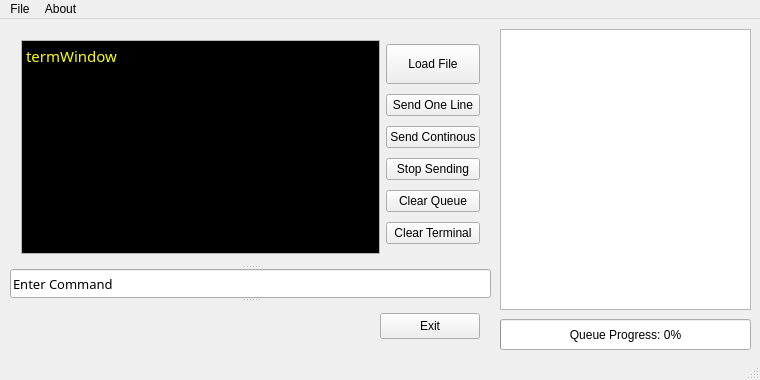
Qt form mainwindow.ui (timkrins/grblfeedr) before a commit.
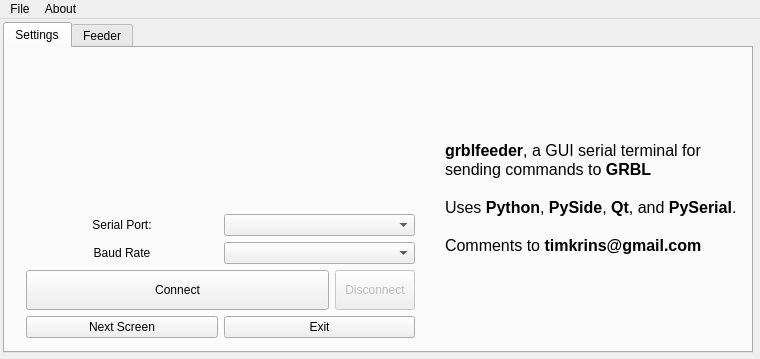
The same form after that commit. Icons and pictures are not drawn.

Commit message: Now has settings window, and automatically lists available serial ports. Still crashes on exit, but who cares about exiting? ;)

Patch:
```diff
--- a/mainwindow.ui
+++ b/mainwindow.ui
@@ -7,7 +7,7 @@
     <x>0</x>
     <y>0</y>
     <width>760</width>
-    <height>380</height>
+    <height>359</height>
    </rect>
   </property>
   <property name="sizePolicy">
@@ -39,13 +39,186 @@
    <double>0.950000000000000</double>
   </property>
   <widget class="QWidget" name="centralWidget">
-   <widget class="QSplitter" name="splitter">
+   <widget class="QTabWidget" name="tabWidget">
+    <property name="geometry">
+     <rect>
+      <x>3</x>
+      <y>3</y>
+      <width>750</width>
+      <height>331</height>
+     </rect>
+    </property>
+    <property name="currentIndex">
+     <number>0</number>
+    </property>
+    <widget class="QWidget" name="tab_2">
+     <attribute name="title">
+      <string>Settings</string>
+     </attribute>
+     <widget class="QWidget" name="verticalLayoutWidget">
     <property name="geometry">
      <rect>
       <x>10</x>
       <y>10</y>
+        <width>411</width>
+        <height>291</height>
+       </rect>
+      </property>
+      <layout class="QVBoxLayout" name="verticalLayout">
+       <item>
+        <widget class="QLabel" name="label_2">
+         <property name="text">
+          <string/>
+         </property>
+         <property name="pixmap">
+          <pixmap>../Desktop/git/grblfeedr/grblfeeder.png</pixmap>
+         </property>
+         <property name="scaledContents">
+          <bool>false</bool>
+         </property>
+         <property name="alignment">
+          <set>Qt::AlignCenter</set>
+         </property>
+        </widget>
+       </item>
+       <item>
+        <layout class="QHBoxLayout" name="horizontalLayout">
+         <item>
+          <widget class="QLabel" name="label_3">
+           <property name="text">
+            <string>Serial Port:</string>
+           </property>
+           <property name="alignment">
+            <set>Qt::AlignCenter</set>
+           </property>
+          </widget>
+         </item>
+         <item>
+          <widget class="QComboBox" name="comboBox">
+           <property name="sizeAdjustPolicy">
+            <enum>QComboBox::AdjustToContents</enum>
+           </property>
+          </widget>
+         </item>
+        </layout>
+       </item>
+       <item>
+        <layout class="QHBoxLayout" name="horizontalLayout_2">
+         <item>
+          <widget class="QLabel" name="label_4">
+           <property name="text">
+            <string>Baud Rate</string>
+           </property>
+           <property name="alignment">
+            <set>Qt::AlignCenter</set>
+           </property>
+          </widget>
+         </item>
+         <item>
+          <widget class="QComboBox" name="comboBox_2">
+           <property name="editable">
+            <bool>false</bool>
+           </property>
+           <property name="sizeAdjustPolicy">
+            <enum>QComboBox::AdjustToContents</enum>
+           </property>
+          </widget>
+         </item>
+        </layout>
+       </item>
+       <item>
+        <layout class="QHBoxLayout" name="horizontalLayout_4">
+         <item>
+          <widget class="QPushButton" name="connectButton">
+           <property name="minimumSize">
+            <size>
+             <width>0</width>
+             <height>40</height>
+            </size>
+           </property>
+           <property name="text">
+            <string>Connect</string>
+           </property>
+          </widget>
+         </item>
+         <item>
+          <widget class="QPushButton" name="disconnectButton">
+           <property name="enabled">
+            <bool>false</bool>
+           </property>
+           <property name="minimumSize">
+            <size>
+             <width>0</width>
+             <height>40</height>
+            </size>
+           </property>
+           <property name="maximumSize">
+            <size>
+             <width>80</width>
+             <height>16777215</height>
+            </size>
+           </property>
+           <property name="text">
+            <string>Disconnect</string>
+           </property>
+          </widget>
+         </item>
+        </layout>
+       </item>
+       <item>
+        <layout class="QHBoxLayout" name="horizontalLayout_3">
+         <item>
+          <widget class="QPushButton" name="nextScreen">
+           <property name="text">
+            <string>Next Screen</string>
+           </property>
+          </widget>
+         </item>
+         <item>
+          <widget class="QPushButton" name="exitButton2">
+           <property name="text">
+            <string>Exit</string>
+           </property>
+          </widget>
+         </item>
+        </layout>
+       </item>
+      </layout>
+     </widget>
+     <widget class="QLabel" name="label_5">
+      <property name="geometry">
+       <rect>
+        <x>440</x>
+        <y>10</y>
+        <width>301</width>
+        <height>281</height>
+       </rect>
+      </property>
+      <property name="text">
+       <string>&lt;!DOCTYPE HTML PUBLIC &quot;-//W3C//DTD HTML 4.0//EN&quot; &quot;http://www.w3.org/TR/REC-html40/strict.dtd&quot;&gt;
+&lt;html&gt;&lt;head&gt;&lt;meta name=&quot;qrichtext&quot; content=&quot;1&quot; /&gt;&lt;style type=&quot;text/css&quot;&gt;
+p, li { white-space: pre-wrap; }
+&lt;/style&gt;&lt;/head&gt;&lt;body style=&quot; font-family:'MS Shell Dlg 2'; font-size:8.25pt; font-weight:400; font-style:normal;&quot;&gt;
+&lt;p style=&quot; margin-top:0px; margin-bottom:0px; margin-left:0px; margin-right:0px; -qt-block-indent:0; text-indent:0px;&quot;&gt;&lt;span style=&quot; font-size:12pt; font-weight:600;&quot;&gt;grblfeeder&lt;/span&gt;&lt;span style=&quot; font-size:12pt;&quot;&gt;, a GUI serial terminal for&lt;/span&gt;&lt;/p&gt;
+&lt;p style=&quot; margin-top:0px; margin-bottom:0px; margin-left:0px; margin-right:0px; -qt-block-indent:0; text-indent:0px;&quot;&gt;&lt;span style=&quot; font-size:12pt;&quot;&gt;sending commands to &lt;/span&gt;&lt;span style=&quot; font-size:12pt; font-weight:600;&quot;&gt;GRBL&lt;/span&gt;&lt;/p&gt;
+&lt;p style=&quot;-qt-paragraph-type:empty; margin-top:0px; margin-bottom:0px; margin-left:0px; margin-right:0px; -qt-block-indent:0; text-indent:0px; font-size:12pt;&quot;&gt;&lt;/p&gt;
+&lt;p style=&quot; margin-top:0px; margin-bottom:0px; margin-left:0px; margin-right:0px; -qt-block-indent:0; text-indent:0px;&quot;&gt;&lt;span style=&quot; font-size:12pt;&quot;&gt;Uses &lt;/span&gt;&lt;span style=&quot; font-size:12pt; font-weight:600;&quot;&gt;Python&lt;/span&gt;&lt;span style=&quot; font-size:12pt;&quot;&gt;, &lt;/span&gt;&lt;span style=&quot; font-size:12pt; font-weight:600;&quot;&gt;PySide&lt;/span&gt;&lt;span style=&quot; font-size:12pt;&quot;&gt;, &lt;/span&gt;&lt;span style=&quot; font-size:12pt; font-weight:600;&quot;&gt;Qt&lt;/span&gt;&lt;span style=&quot; font-size:12pt;&quot;&gt;, and &lt;/span&gt;&lt;span style=&quot; font-size:12pt; font-weight:600;&quot;&gt;PySerial&lt;/span&gt;&lt;span style=&quot; font-size:12pt;&quot;&gt;.&lt;/span&gt;&lt;/p&gt;
+&lt;p style=&quot;-qt-paragraph-type:empty; margin-top:0px; margin-bottom:0px; margin-left:0px; margin-right:0px; -qt-block-indent:0; text-indent:0px; font-size:12pt;&quot;&gt;&lt;/p&gt;
+&lt;p style=&quot; margin-top:0px; margin-bottom:0px; margin-left:0px; margin-right:0px; -qt-block-indent:0; text-indent:0px;&quot;&gt;&lt;span style=&quot; font-size:12pt;&quot;&gt;Comments to &lt;/span&gt;&lt;span style=&quot; font-size:12pt; font-weight:600;&quot;&gt;timkrins@gmail.com&lt;/span&gt;&lt;/p&gt;&lt;/body&gt;&lt;/html&gt;</string>
+      </property>
+     </widget>
+    </widget>
+    <widget class="QWidget" name="tab">
+     <attribute name="title">
+      <string>Feeder</string>
+     </attribute>
+     <widget class="QSplitter" name="splitter">
+      <property name="geometry">
+       <rect>
+        <x>0</x>
+        <y>0</y>
       <width>481</width>
-      <height>321</height>
+        <height>310</height>
      </rect>
     </property>
     <property name="orientation">
@@ -165,6 +338,9 @@
       </item>
       <item>
        <layout class="QVBoxLayout" name="controlVert">
+          <property name="spacing">
+           <number>3</number>
+          </property>
         <item>
          <widget class="QPushButton" name="loadButton">
           <property name="sizePolicy">
@@ -260,14 +436,21 @@
     </widget>
     <widget class="QWidget" name="layoutWidget">
      <layout class="QHBoxLayout" name="bottomHoriz">
+        <item>
+         <spacer name="horizontalSpacer_2">
+          <property name="orientation">
+           <enum>Qt::Horizontal</enum>
+          </property>
+          <property name="sizeHint" stdset="0">
+           <size>
+            <width>40</width>
+            <height>20</height>
+           </size>
+          </property>
+         </spacer>
+        </item>
       <item>
        <widget class="QLabel" name="label">
-        <property name="maximumSize">
-         <size>
-          <width>220</width>
-          <height>100</height>
-         </size>
-        </property>
         <property name="text">
          <string/>
         </property>
@@ -302,7 +485,7 @@
         </property>
         <property name="minimumSize">
          <size>
-          <width>50</width>
+            <width>90</width>
           <height>0</height>
          </size>
         </property>
@@ -323,10 +506,10 @@
    <widget class="QTextEdit" name="textEdit">
     <property name="geometry">
      <rect>
-      <x>500</x>
-      <y>10</y>
-      <width>251</width>
-      <height>281</height>
+        <x>490</x>
+        <y>4</y>
+        <width>250</width>
+        <height>261</height>
      </rect>
     </property>
     <property name="cursor" stdset="0">
@@ -348,8 +531,8 @@
    <widget class="QProgressBar" name="currentProgress">
     <property name="geometry">
      <rect>
-      <x>500</x>
-      <y>300</y>
+        <x>490</x>
+        <y>270</y>
       <width>251</width>
       <height>31</height>
      </rect>
@@ -368,6 +551,8 @@
     </property>
    </widget>
   </widget>
+   </widget>
+  </widget>
   <widget class="QMenuBar" name="menuBar">
    <property name="geometry">
     <rect>
@@ -393,7 +578,6 @@
    <addaction name="menuQt"/>
    <addaction name="menuAbout"/>
   </widget>
-  <widget class="QStatusBar" name="statusBar"/>
   <action name="actionLoad_GCode">
    <property name="text">
     <string>Load GCode</string>
```
Left out of the diff: 15 changed lines with no effect on the pictures. Lines whose indentation alone changed are shown as unchanged. The commit also changes 4 other files.
